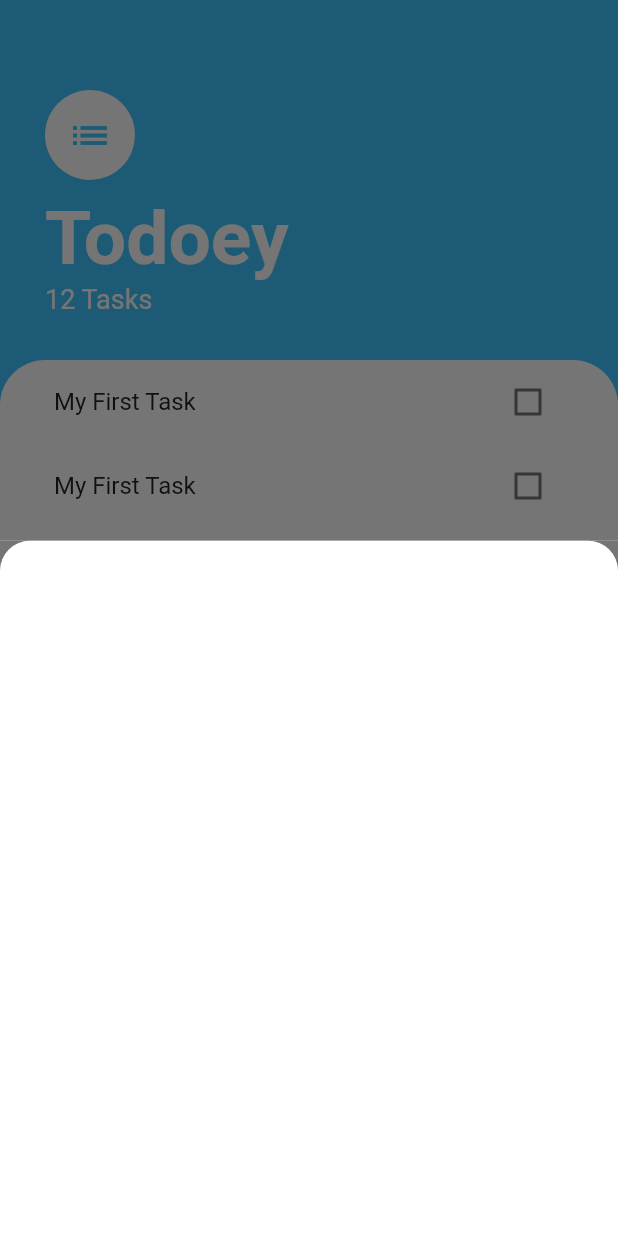
After one commit to DevXanderCode/todoey_flutter, a Flutter app: the screen it shows after launch, after a tap on the "add" icon, on a phone screen of 412 x 824 dp. The commit adds this screen. Run offline on Flutter 3.47's test engine with Material 2 defaults, Android fonts, the phone set to English and light mode, and no system bars.

Commit message:
made the bottom sheet have rounded top corners

```diff
--- /dev/null
+++ b/lib/screens/add_task_screen.dart
@@ -0,0 +1,19 @@
+import 'package:flutter/material.dart';
+
+class AddTaskScreen extends StatelessWidget {
+  @override
+  Widget build(BuildContext context) {
+    return Container(
+      color: Color(0xFF757575),
+      child: Container(
+        decoration: BoxDecoration(
+          color: Colors.white,
+          borderRadius: BorderRadius.only(
+            topLeft: Radius.circular(20.0),
+            topRight: Radius.circular(20.0),
+          ),
+        ),
+      ),
+    );
+  }
+}
--- a/lib/screens/add_tasks_screen.dart
+++ /dev/null
@@ -1,8 +0,0 @@
-import 'package:flutter/material.dart';
-
-class AddTasksScreen extends StatelessWidget {
-  @override
-  Widget build(BuildContext context) {
-    return Container();
-  }
-}
--- a/lib/screens/tasks_screen.dart
+++ b/lib/screens/tasks_screen.dart
@@ -1,7 +1,7 @@
 import 'package:flutter/cupertino.dart';
 import 'package:flutter/material.dart';
 import 'package:todoey/widgets/tasks_list.dart';
-import 'package:todoey/screens/add_tasks_screen.dart';
+import 'package:todoey/screens/add_task_screen.dart';
 
 class TasksScreen extends StatelessWidget {
   @override
@@ -11,7 +11,7 @@ class TasksScreen extends StatelessWidget {
       floatingActionButton: FloatingActionButton(
         onPressed: () {
           showModalBottomSheet(
-              context: context, builder: (context) => AddTasksScreen());
+              context: context, builder: (context) => AddTaskScreen());
         },
         backgroundColor: Colors.lightBlueAccent,
         child: Icon(Icons.add),
```
